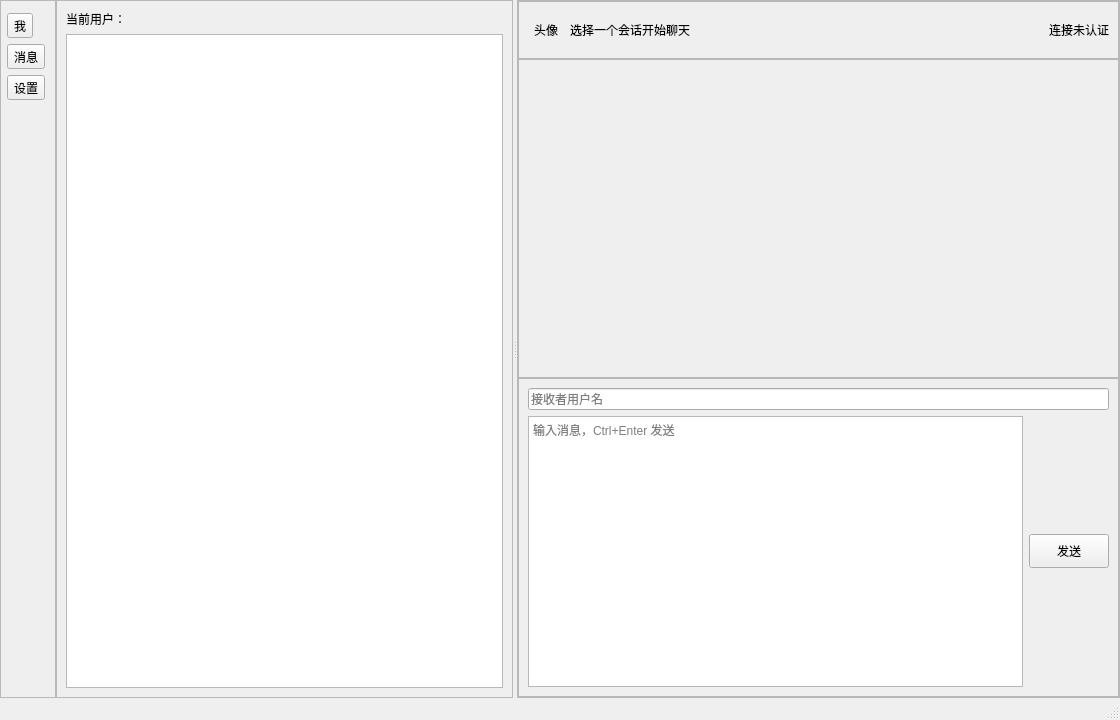
Before: the Qt Designer form client-qt/mainwindow.ui in JiangZhuoChun/ChatHub, drawn with Qt 5.
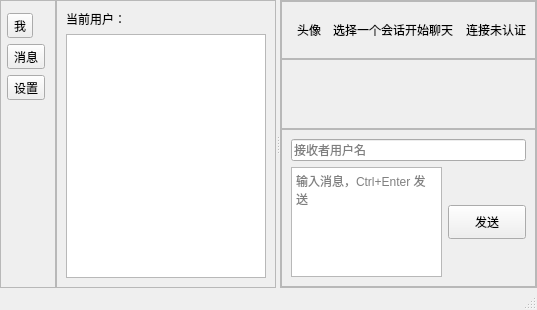
After: the same form once the commit is applied.

```diff
--- a/client-qt/mainwindow.ui
+++ b/client-qt/mainwindow.ui
@@ -6,8 +6,8 @@
    <rect>
     <x>0</x>
     <y>0</y>
-    <width>1120</width>
-    <height>720</height>
+    <width>537</width>
+    <height>310</height>
    </rect>
   </property>
   <property name="windowTitle">
@@ -209,6 +209,14 @@
            <bool>true</bool>
           </property>
           <widget class="QWidget" name="messageContainer">
+           <property name="geometry">
+            <rect>
+             <x>0</x>
+             <y>0</y>
+             <width>252</width>
+             <height>69</height>
+            </rect>
+           </property>
            <layout class="QVBoxLayout" name="messageLayout">
             <item>
              <spacer name="messageBottomSpacer">
```
Left out of the diff: 2 changed lines with no effect on the pictures.
